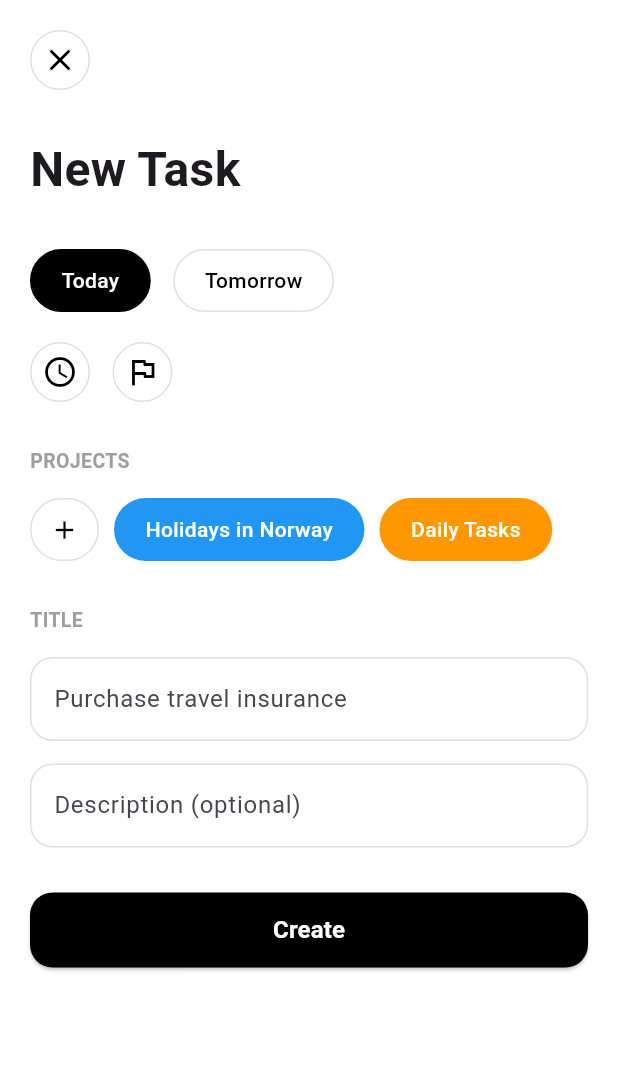
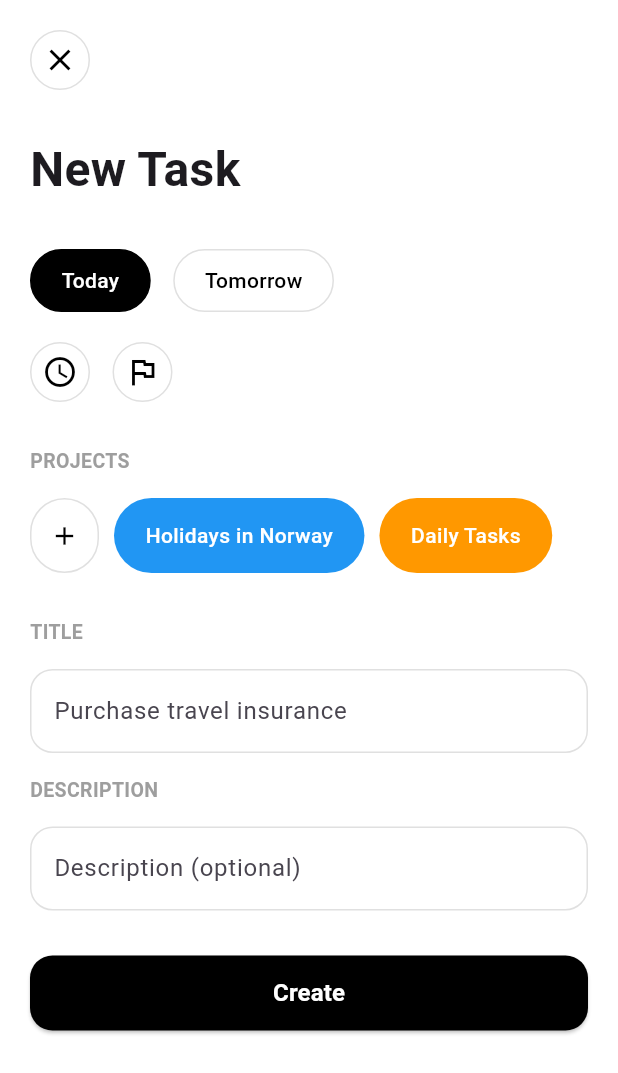
Before and after one commit to smilingmajid/flutodoapp, a Flutter app: the screen it shows after launch, after a tap on the "add" icon, on a phone screen of 412 x 824 dp. Shown: the top 1073 px of the screen. Run offline on Flutter 3.47's test engine with Material 3 defaults, Android fonts, the phone set to English and light mode, and no system bars; our stand-ins replace get, hive, hive_flutter; accounts and stored records are empty.

Commit message:
add getX and create controllers

```diff
--- /dev/null
+++ b/lib/blidings/my_blidings.dart
@@ -0,0 +1,16 @@
+import 'package:get/get.dart';
+
+import '../controllers/project_controller.dart';
+import '../controllers/show_project_controller.dart';
+import '../controllers/task_controller.dart';
+
+
+class MyBindings implements Bindings {
+  @override
+  void dependencies() {
+    Get.lazyPut(() => TaskController(), fenix: true);
+    Get.lazyPut(() => ProjectController(), fenix: true);
+    Get.lazyPut(() => ShowProjectController(), fenix: true);
+
+  }
+}
--- /dev/null
+++ b/lib/controllers/show_project_controller.dart
@@ -0,0 +1,5 @@
+ import 'package:get/get.dart';
+
+class ShowProjectController extends GetxController {
+
+}
--- /dev/null
+++ b/lib/controllers/splash_controller.dart
@@ -0,0 +1,6 @@
+import 'package:get/get.dart';
+
+class SplashController extends GetxController {
+
+
+}
--- a/lib/main.dart
+++ b/lib/main.dart
@@ -1,4 +1,6 @@
 import 'package:flutter/material.dart';
+import 'package:get/get.dart';
+import 'blidings/my_blidings.dart';
 import 'views/home_screen.dart';
 import 'services/hive_service.dart';
 
@@ -13,7 +15,8 @@ class MyApp extends StatelessWidget {
 
   @override
   Widget build(BuildContext context) {
-    return MaterialApp(
+    return GetMaterialApp(
+      initialBinding: MyBindings(),
       title: 'Todo App',
       debugShowCheckedModeBanner: false,
       theme: ThemeData(
--- a/lib/models/task_model.dart
+++ b/lib/models/task_model.dart
@@ -2,28 +2,36 @@ import 'package:hive/hive.dart';
 
 part 'task_model.g.dart';
 
-@HiveType(typeId: 0)
+@HiveType(typeId: 2)
 class Task extends HiveObject {
   @HiveField(0)
   String title;
 
   @HiveField(1)
+  String projectId;
+
+  @HiveField(2)
   String? description;
 
-  @HiveField(2)
+  @HiveField(3)
   bool isCompleted;
 
-  @HiveField(3)
+  @HiveField(4)
+  DateTime? dueDate;
+
+  @HiveField(5)
   DateTime createdAt;
-
-  @HiveField(4)
-  String projectId;
 
   Task({
     required this.title,
+    required this.projectId,
     this.description,
+    this.dueDate,
     this.isCompleted = false,
-    required this.projectId,
     DateTime? createdAt,
   }) : createdAt = createdAt ?? DateTime.now();
+
+  set dueDateValue(DateTime? value) {
+    dueDate = value;
+  }
 }
--- a/lib/views/add_new_screen.dart
+++ b/lib/views/add_new_screen.dart
@@ -1,4 +1,7 @@
+import 'package:flutodoapp/widgets/close_button_widget.dart';
 import 'package:flutter/material.dart';
+
+import '../models/project_model.dart';
 
 class AddNewTaskScreen extends StatefulWidget {
   const AddNewTaskScreen({super.key});
@@ -10,177 +13,133 @@ class AddNewTaskScreen extends StatefulWidget {
 class _AddNewTaskScreenState extends State<AddNewTaskScreen> {
   String selectedProject = 'Holidays in Norway';
   bool isToday = true;
+  final TextEditingController _titleController = TextEditingController();
+  final TextEditingController _descriptionController = TextEditingController();
+
+  final List projects = [
+    Project(title: 'Holidays in Norway', color: Colors.blue),
+    Project(title: 'Daily Tasks', color: Colors.orange),
+  ];
 
   @override
   Widget build(BuildContext context) {
     return Scaffold(
       backgroundColor: Colors.white,
       body: SafeArea(
-        child: SingleChildScrollView(
         child: Padding(
           padding: const EdgeInsets.all(20.0),
           child: Column(
             crossAxisAlignment: CrossAxisAlignment.start,
             children: [
-                // Close Button
-                GestureDetector(
-                  onTap: () => Navigator.pop(context),
+              closeButtonWidget(context),
+              const SizedBox(height: 30),
+              const Text('New Task', style: TextStyle(fontSize: 32, fontWeight: FontWeight.bold)),
+              const SizedBox(height: 30),
+              _buildDateSelection(),
+              const SizedBox(height: 20),
+              _buildIconsRow(),
+              const SizedBox(height: 30),
+              const Text('PROJECTS', style: TextStyle(color: Colors.grey, fontSize: 13, fontWeight: FontWeight.w600)),
+              const SizedBox(height: 15),
+              _buildProjectList(),
+              const SizedBox(height: 30),
+              _buildTextField('TITLE', 'Purchase travel insurance', _titleController),
+              const SizedBox(height: 15),
+              _buildTextField('DESCRIPTION', 'Description (optional)', _descriptionController),
+              const SizedBox(height: 30),
+              _buildCreateButton(),
+              const SizedBox(height: 20),
+            ],
+          ),
+        ),
+      ),
+    );
+  }
+
+  Widget _buildDateSelection() {
+    return Row(
+      children: [
+        _buildDateButton('Today', isToday, () => setState(() => isToday = true)),
+        const SizedBox(width: 15),
+        _buildDateButton('Tomorrow', !isToday, () => setState(() => isToday = false)),
+      ],
+    );
+  }
+
+  Widget _buildDateButton(String label, bool isSelected, VoidCallback onTap) {
+    return GestureDetector(
+      onTap: onTap,
       child: Container(
+        padding: const EdgeInsets.symmetric(horizontal: 20, vertical: 10),
+        decoration: BoxDecoration(
+          color: isSelected ? Colors.black : Colors.white,
+          borderRadius: BorderRadius.circular(25),
+          border: Border.all(color: isSelected ? Colors.black : Colors.grey[300]!),
+        ),
+        child: Text(
+          label,
+          style: TextStyle(color: isSelected ? Colors.white : Colors.black, fontWeight: FontWeight.w500),
+        ),
+      ),
+    );
+  }
+
+  Widget _buildIconsRow() {
+    return Row(
+      children: [
+        _buildIconButton(Icons.access_time),
+        const SizedBox(width: 15),
+        _buildIconButton(Icons.flag_outlined),
+      ],
+    );
+  }
+
+  Widget _buildIconButton(IconData icon) {
+    return Container(
       width: 40,
       height: 40,
       decoration: BoxDecoration(
         shape: BoxShape.circle,
         border: Border.all(color: Colors.grey[300]!),
       ),
-                    child: const Center(
-                      child: Icon(Icons.close, color: Colors.black),
+      child: Icon(icon, color: Colors.black),
+    );
+  }
+
+  Widget _buildProjectList() {
+    return SizedBox(
+      height: 50,
+      child: ListView.builder(
+        scrollDirection: Axis.horizontal,
+        itemCount: projects.length + 1,
+        itemBuilder: (context, index) {
+          if (index == 0) {
+            return _buildProjectChip(icon: Icons.add, label: '', isAdd: true);
+          }
+          final project = projects[index - 1];
+          return Padding(
+            padding: const EdgeInsets.only(left: 10),
+            child: _buildProjectChip(
+              backgroundColor: project.color,
+              label: project.title,
+              isSelected: selectedProject == project.title,
             ),
+          );
+        },
       ),
-                ),
-                const SizedBox(height: 30),
+    );
+  }
 
-                // Title
-                const Text(
-                  'New Task',
-                  style: TextStyle(
-                    fontSize: 32,
-                    fontWeight: FontWeight.bold,
-                  ),
-                ),
-                const SizedBox(height: 30),
-
-                // Date Selection
-                Row(
+  Widget _buildTextField(String title, String hint, TextEditingController controller) {
+    return Column(
+      crossAxisAlignment: CrossAxisAlignment.start,
       children: [
-                    // Today Button
-                    GestureDetector(
-                      onTap: () => setState(() => isToday = true),
-                      child: Container(
-                        padding: const EdgeInsets.symmetric(
-                          horizontal: 20,
-                          vertical: 10,
-                        ),
-                        decoration: BoxDecoration(
-                          color: isToday ? Colors.black : Colors.white,
-                          borderRadius: BorderRadius.circular(25),
-                          border: Border.all(
-                            color: isToday ? Colors.black : Colors.grey[300]!,
-                          ),
-                        ),
-                        child: Text(
-                          'Today',
-                          style: TextStyle(
-                            color: isToday ? Colors.white : Colors.black,
-                            fontWeight: FontWeight.w500,
-                          ),
-                        ),
-                      ),
-                    ),
-                    const SizedBox(width: 15),
-                    // Tomorrow Button
-                    GestureDetector(
-                      onTap: () => setState(() => isToday = false),
-                      child: Container(
-                        padding: const EdgeInsets.symmetric(
-                          horizontal: 20,
-                          vertical: 10,
-                        ),
-                        decoration: BoxDecoration(
-                          color: !isToday ? Colors.black : Colors.white,
-                          borderRadius: BorderRadius.circular(25),
-                          border: Border.all(
-                            color: !isToday ? Colors.black : Colors.grey[300]!,
-                          ),
-                        ),
-                        child: Text(
-                          'Tomorrow',
-                          style: TextStyle(
-                            color: !isToday ? Colors.white : Colors.black,
-                            fontWeight: FontWeight.w500,
-                          ),
-                        ),
-                      ),
-                    ),
-                  ],
-                ),
-                const SizedBox(height: 20),
-
-                // Time and Priority Buttons
-                Row(
-                  children: [
-                    Container(
-                      width: 40,
-                      height: 40,
-                      decoration: BoxDecoration(
-                        shape: BoxShape.circle,
-                        border: Border.all(color: Colors.grey[300]!),
-                      ),
-                      child: const Icon(Icons.access_time, color: Colors.black),
-                    ),
-                    const SizedBox(width: 15),
-                    Container(
-                      width: 40,
-                      height: 40,
-                      decoration: BoxDecoration(
-                        shape: BoxShape.circle,
-                        border: Border.all(color: Colors.grey[300]!),
-                      ),
-                      child:
-                          const Icon(Icons.flag_outlined, color: Colors.black),
-                    ),
-                  ],
-                ),
-                const SizedBox(height: 30),
-
-                // Projects Section
-                const Text(
-                  'PROJECTS',
-                  style: TextStyle(
-                    color: Colors.grey,
-                    fontSize: 13,
-                    fontWeight: FontWeight.w600,
-                  ),
-                ),
-                const SizedBox(height: 15),
-                SingleChildScrollView(
-                  scrollDirection: Axis.horizontal,
-                  child: Row(
-                    children: [
-                      _buildProjectChip(
-                        icon: Icons.add,
-                        label: '',
-                        isAdd: true,
-                      ),
-                      const SizedBox(width: 10),
-                      _buildProjectChip(
-                        backgroundColor: Colors.blue,
-                        label: 'Holidays in Norway',
-                        isSelected: selectedProject == 'Holidays in Norway',
-                      ),
-                      const SizedBox(width: 10),
-                      _buildProjectChip(
-                        backgroundColor: Colors.orange,
-                        label: 'Daily Tasks',
-                        isSelected: selectedProject == 'Daily Tasks',
-                      ),
-                    ],
-                  ),
-                ),
-                const SizedBox(height: 30),
-
-                // Title Section
-                const Text(
-                  'TITLE',
-                  style: TextStyle(
-                    color: Colors.grey,
-                    fontSize: 13,
-                    fontWeight: FontWeight.w600,
-                  ),
-                ),
+        Text(title, style: const TextStyle(color: Colors.grey, fontSize: 13, fontWeight: FontWeight.w600)),
         const SizedBox(height: 15),
         TextField(
+          controller: controller,
           decoration: InputDecoration(
-                    hintText: 'Purchase travel insurance',
+            hintText: hint,
             border: OutlineInputBorder(
               borderRadius: BorderRadius.circular(15),
               borderSide: BorderSide(color: Colors.grey[300]!),
@@ -191,60 +150,29 @@ class _AddNewTaskScreenState extends State<AddNewTaskScreen> {
             ),
           ),
         ),
-                const SizedBox(height: 15),
-                TextField(
-                  decoration: InputDecoration(
-                    hintText: 'Description (optional)',
-                    border: OutlineInputBorder(
-                      borderRadius: BorderRadius.circular(15),
-                      borderSide: BorderSide(color: Colors.grey[300]!),
-                    ),
-                    enabledBorder: OutlineInputBorder(
-                      borderRadius: BorderRadius.circular(15),
-                      borderSide: BorderSide(color: Colors.grey[300]!),
-                    ),
-                  ),
-                ),
-                const SizedBox(height: 30),
+      ],
+    );
+  }
 
-                // Create Button
-                SizedBox(
+  Widget _buildCreateButton() {
+    return SizedBox(
       width: double.infinity,
       height: 50,
       child: ElevatedButton(
-                    onPressed: () => Navigator.pop(context),
+        onPressed: () {
+          print(_titleController.text);
+          print(_descriptionController.text);
+        },
         style: ElevatedButton.styleFrom(
           backgroundColor: Colors.black,
-                      shape: RoundedRectangleBorder(
-                        borderRadius: BorderRadius.circular(15),
+          shape: RoundedRectangleBorder(borderRadius: BorderRadius.circular(15)),
         ),
-                    ),
-                    child: const Text(
-                      'Create',
-                      style: TextStyle(
-                        color: Colors.white,
-                        fontSize: 16,
-                        fontWeight: FontWeight.w600,
-                      ),
-                    ),
-                  ),
-                ),
-                const SizedBox(height: 20),
-              ],
-            ),
-          ),
-        ),
+        child: const Text('Create', style: TextStyle(color: Colors.white, fontSize: 16, fontWeight: FontWeight.w600)),
       ),
     );
   }
 
-  Widget _buildProjectChip({
-    IconData? icon,
-    required String label,
-    Color backgroundColor = Colors.white,
-    bool isSelected = false,
-    bool isAdd = false,
-  }) {
+  Widget _buildProjectChip({IconData? icon, required String label, Color backgroundColor = Colors.white, bool isSelected = false, bool isAdd = false}) {
     return GestureDetector(
       onTap: () {
         if (!isAdd) {
@@ -252,30 +180,17 @@ class _AddNewTaskScreenState extends State<AddNewTaskScreen> {
         }
       },
       child: Container(
-        padding: EdgeInsets.symmetric(
-          horizontal: isAdd ? 12 : 20,
-          vertical: 10,
-        ),
+        padding: EdgeInsets.symmetric(horizontal: isAdd ? 12 : 20, vertical: 10),
         decoration: BoxDecoration(
           color: isAdd ? Colors.white : backgroundColor,
           borderRadius: BorderRadius.circular(25),
-          border: Border.all(
-            color: isAdd ? Colors.grey[300]! : Colors.transparent,
-          ),
+          border: Border.all(color: isAdd ? Colors.grey[300]! : Colors.transparent),
         ),
         child: Row(
           mainAxisSize: MainAxisSize.min,
           children: [
             if (icon != null) Icon(icon, size: 20, color: Colors.black),
-            if (!isAdd) ...[
-              Text(
-                label,
-                style: const TextStyle(
-                  color: Colors.white,
-                  fontWeight: FontWeight.w500,
-                ),
-              ),
-            ],
+            if (!isAdd) Text(label, style: const TextStyle(color: Colors.white, fontWeight: FontWeight.w500)),
           ],
         ),
       ),
--- /dev/null
+++ b/lib/widgets/close_button_widget.dart
@@ -0,0 +1,19 @@
+import 'package:flutter/material.dart';
+
+
+Widget closeButtonWidget( BuildContext context) {
+  return GestureDetector(
+    onTap: () => Navigator.pop(context),
+    child: Container(
+      width: 40,
+      height: 40,
+      decoration: BoxDecoration(
+        shape: BoxShape.circle,
+        border: Border.all(color: Colors.grey[300]!),
+      ),
+      child: const Center(
+        child: Icon(Icons.close, color: Colors.black),
+      ),
+    ),
+  );
+}
--- a/pubspec.yaml
+++ b/pubspec.yaml
@@ -37,6 +37,7 @@ dependencies:
   hive: ^2.2.3
   hive_flutter: ^1.1.0
   path_provider: ^2.1.1
+  get: ^4.7.2
 
 dev_dependencies:
   flutter_test:
```
Also changed, not shown: lib/controllers/project_controller.dart (added, +62 -0 lines), lib/controllers/task_controller.dart (added, +65 -0 lines), pubspec.lock, 1 other file. Lines whose indentation alone changed are shown as unchanged.
